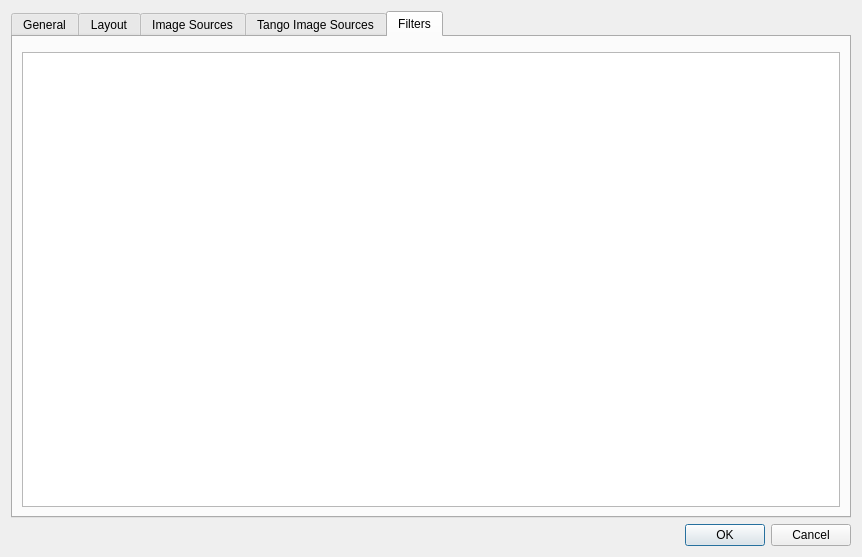
Old version of the form lavuelib/ui/ConfigDialog.ui in the repository syncope/lavue.
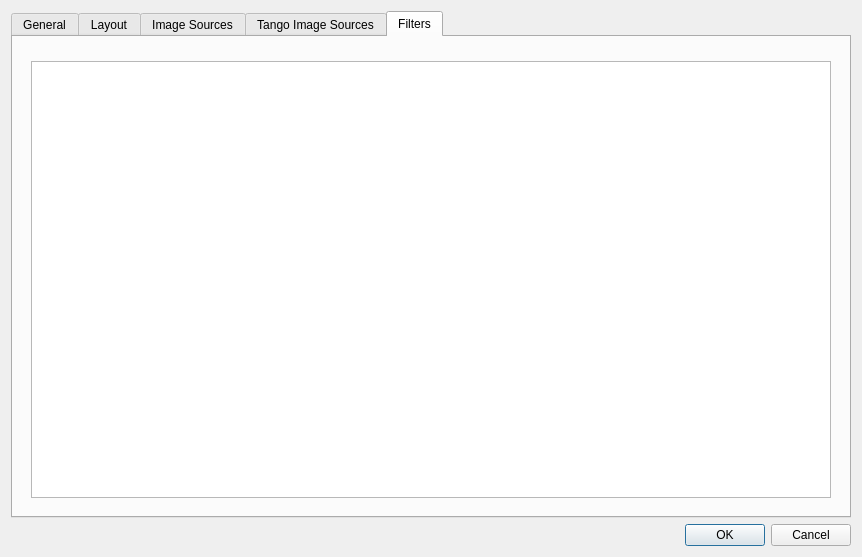
New version of the form. The open tabs and pages were chosen to show the change.

The edit to the form file:
```diff
--- a/lavuelib/ui/ConfigDialog.ui
+++ b/lavuelib/ui/ConfigDialog.ui
@@ -1293,6 +1293,9 @@
         <layout class="QGridLayout" name="gridLayout_18">
          <item row="0" column="0">
           <layout class="QVBoxLayout" name="verticalLayout_4">
+           <property name="margin">
+            <number>9</number>
+           </property>
            <item>
             <widget class="QDialogButtonBox" name="filterButtonBox">
              <property name="standardButtons">
```
